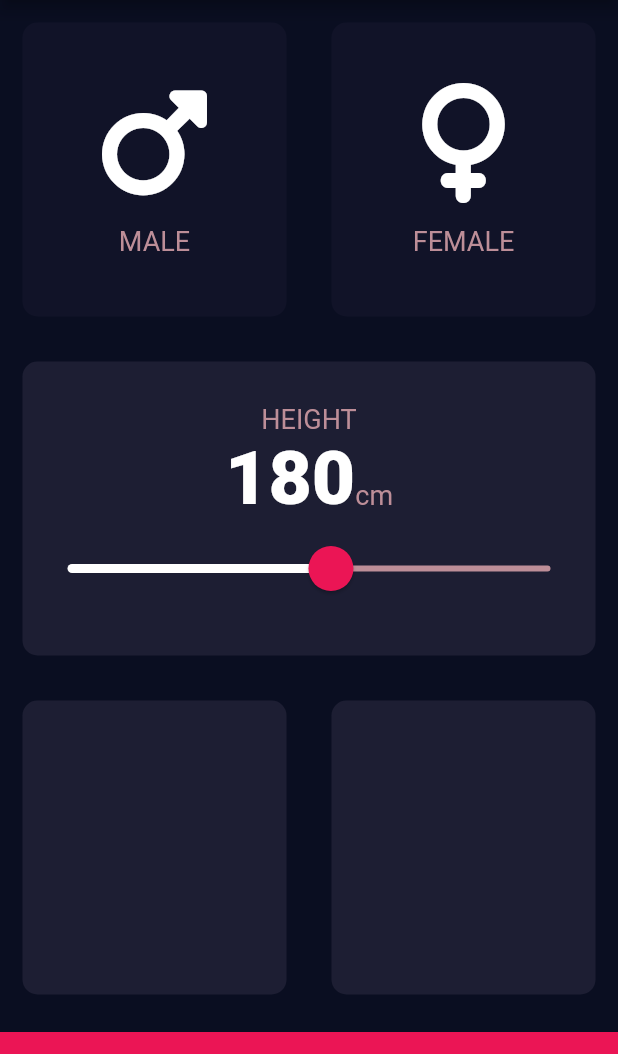
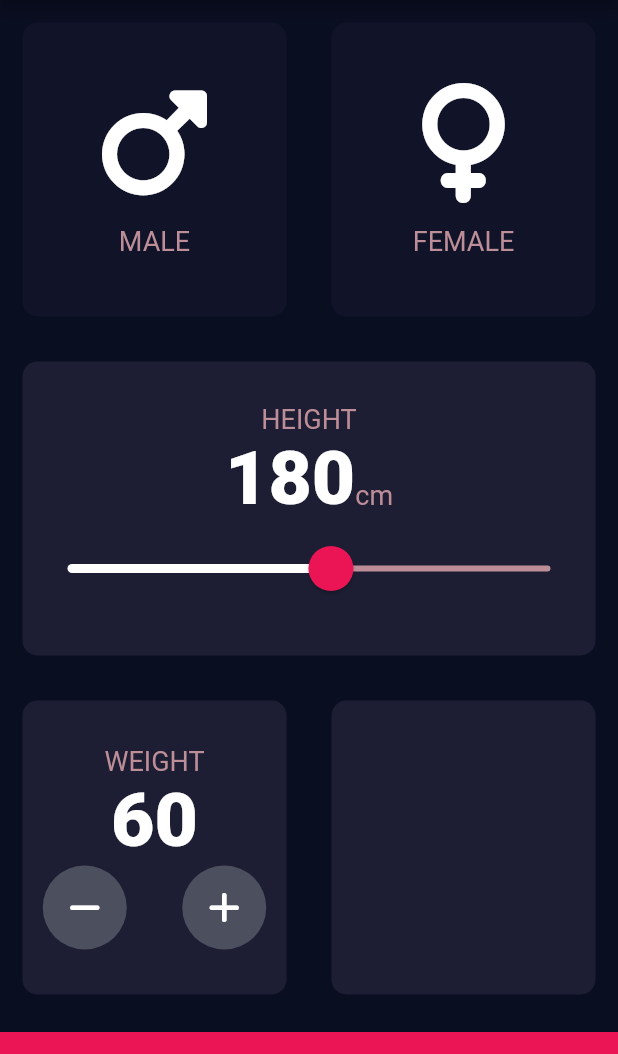
Before and after one commit to mfrancetic/bmi-calculator, a Flutter app: the screen it shows after launch, on a phone screen of 412 x 824 dp, the part 84-1138 px from its top. Run offline on Flutter 3.47's test engine with Material 2 defaults, Android fonts, the phone set to English and light mode, and no system bars; our stand-ins replace font_awesome_flutter.

Commit message:
Create RoundIconButton widget and implement it to display and update weight

```diff
--- a/lib/input/input_page.dart
+++ b/lib/input/input_page.dart
@@ -1,6 +1,7 @@
 import 'package:flutter/material.dart';
 import 'package:flutter_bmi_calculator/input/widgets/icon_content.dart';
 import 'package:flutter_bmi_calculator/input/widgets/reusable_card.dart';
+import 'package:flutter_bmi_calculator/input/widgets/round_icon_button.dart';
 import 'package:flutter_bmi_calculator/models/gender.dart';
 import 'package:flutter_bmi_calculator/utils/constants/colors.dart';
 import 'package:flutter_bmi_calculator/utils/constants/dimensions.dart';
@@ -18,6 +19,7 @@ class InputPage extends StatefulWidget {
 class _InputPageState extends State<InputPage> {
   Gender? selectedGender;
   int height = 180;
+  int weight = 60;
 
   @override
   Widget build(BuildContext context) {
@@ -110,12 +112,50 @@ class _InputPageState extends State<InputPage> {
             )),
             Expanded(
               child: Row(
-                children: const [
+                children: [
                   Expanded(
                       child: ReusableCard(
                     color: kInputPageActiveCardColor,
+                    cardChild: Column(
+                      mainAxisAlignment: MainAxisAlignment.center,
+                      children: [
+                        const Text(
+                          'WEIGHT',
+                          style: kLabelTextStyle,
+                        ),
+                        Text(weight.toString(), style: kNumberTextStyle),
+                        Row(
+                          mainAxisAlignment: MainAxisAlignment.center,
+                          children: [
+                            Expanded(
+                                child: RoundIconButton(
+                              icon: FontAwesomeIcons.minus,
+                              onPressed: () {
+                                setState(() {
+                                  if (weight > 0) {
+                                    weight--;
+                                  }
+                                });
+                              },
+                            )),
+                            const SizedBox(
+                              width: 10.0,
+                            ),
+                            Expanded(
+                                child: RoundIconButton(
+                              icon: FontAwesomeIcons.plus,
+                              onPressed: () {
+                                setState(() {
+                                  weight++;
+                                });
+                              },
+                            )),
+                          ],
+                        ),
+                      ],
+                    ),
                   )),
-                  Expanded(
+                  const Expanded(
                       child: ReusableCard(
                     color: kInputPageActiveCardColor,
                   )),
--- /dev/null
+++ b/lib/input/widgets/round_icon_button.dart
@@ -0,0 +1,21 @@
+import 'package:flutter/material.dart';
+
+class RoundIconButton extends StatelessWidget {
+  const RoundIconButton({Key? key, required this.icon, required this.onPressed})
+      : super(key: key);
+
+  final IconData icon;
+  final VoidCallback onPressed;
+
+  @override
+  Widget build(BuildContext context) {
+    return RawMaterialButton(
+      shape: const CircleBorder(),
+      fillColor: const Color(0xFF4C4F5E),
+      constraints: const BoxConstraints.tightFor(width: 56.0, height: 56.0),
+      elevation: 0.0,
+      onPressed: onPressed,
+      child: Icon(icon),
+    );
+  }
+}
```
